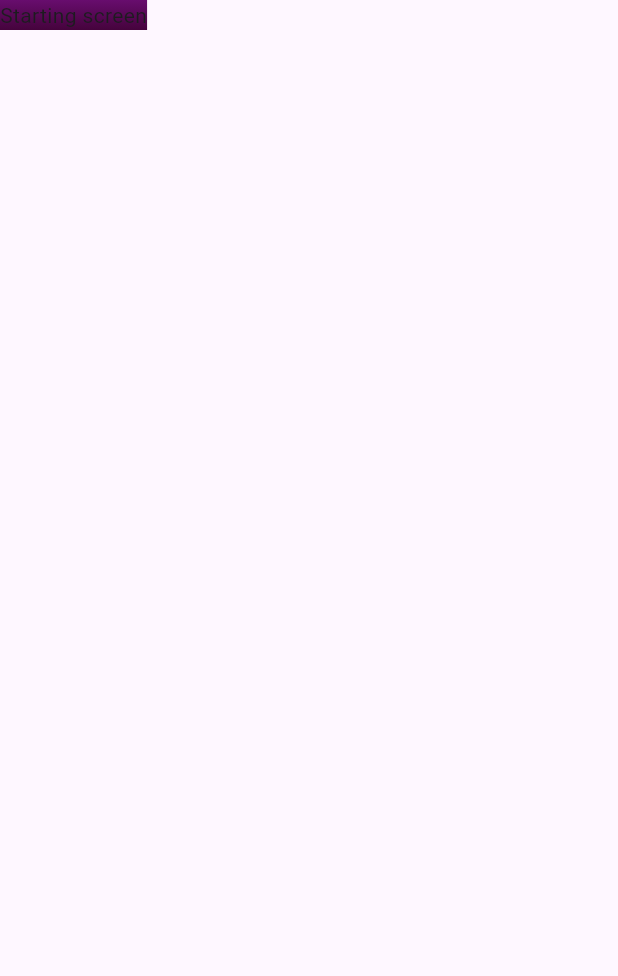
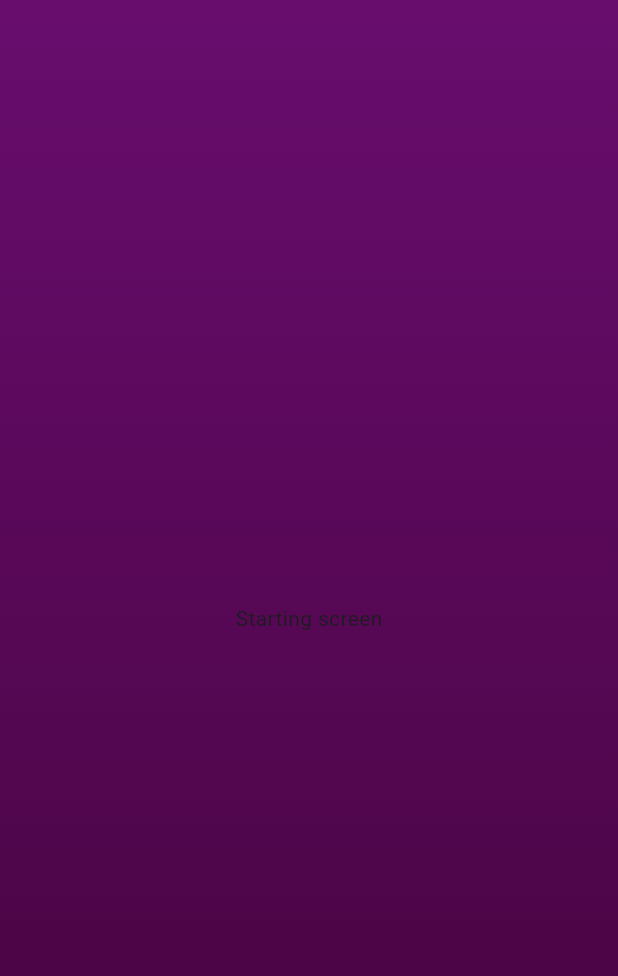
Before and after one commit to imrojhimal/Quiz_App_using_flutter, a Flutter app: the screen it shows after launch, on a phone screen of 412 x 824 dp. Shown: the top 976 px of the screen. Run offline on Flutter 3.47's test engine with Material 3 defaults, Android fonts, the phone set to English and light mode, and no system bars.

Commit message:
changing the position of the text to center

```diff
--- a/lib/color_grad.dart
+++ b/lib/color_grad.dart
@@ -8,7 +8,9 @@ class ColorGrad extends StatelessWidget
   @override
   Widget build(context)
   {
-    return const Text('Starting screen');
+    return const Center(child:
+     Text('Starting screen')
+    ,);
   }
 
 }
```
